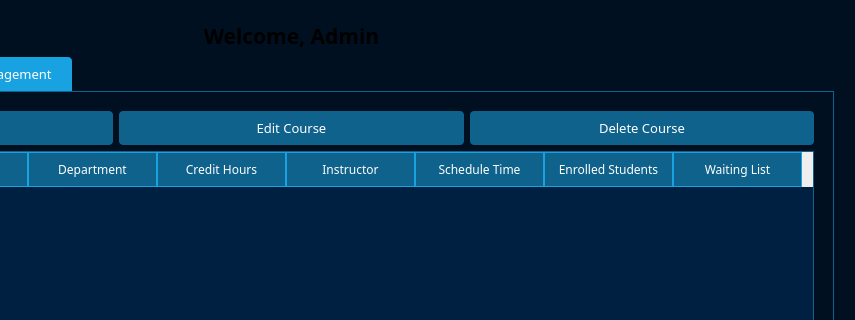
OMarey1/University-Course-Registration-System, file UCRS/Forms/admindashboard.ui: the form before one commit; both pictures show x 272 to 1127 and y 0 to 320 of the 1127 by 750 pixel window.
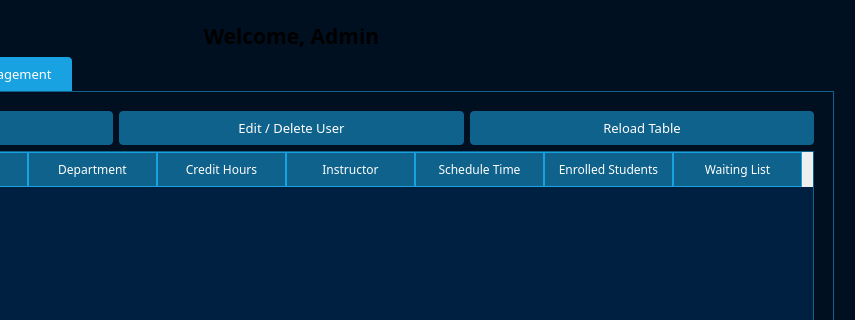
The form after the commit. The open tabs and pages were chosen to show the change.

Commit message: Updated create course page - Fixed UI problems - Adding Creating course functionality

What changed in the file:
```diff
--- a/UCRS/Forms/admindashboard.ui
+++ b/UCRS/Forms/admindashboard.ui
@@ -581,7 +581,7 @@
                 <cursorShape>PointingHandCursor</cursorShape>
                </property>
                <property name="text">
-                <string>Edit Course</string>
+                <string>Edit / Delete User</string>
                </property>
               </widget>
              </item>
@@ -597,7 +597,7 @@
                 <cursorShape>PointingHandCursor</cursorShape>
                </property>
                <property name="text">
-                <string>Delete Course</string>
+                <string>Reload Table</string>
                </property>
               </widget>
              </item>
```
Left out of the diff: 6 changed lines with no effect on the pictures. The commit also changes 15 other files.
